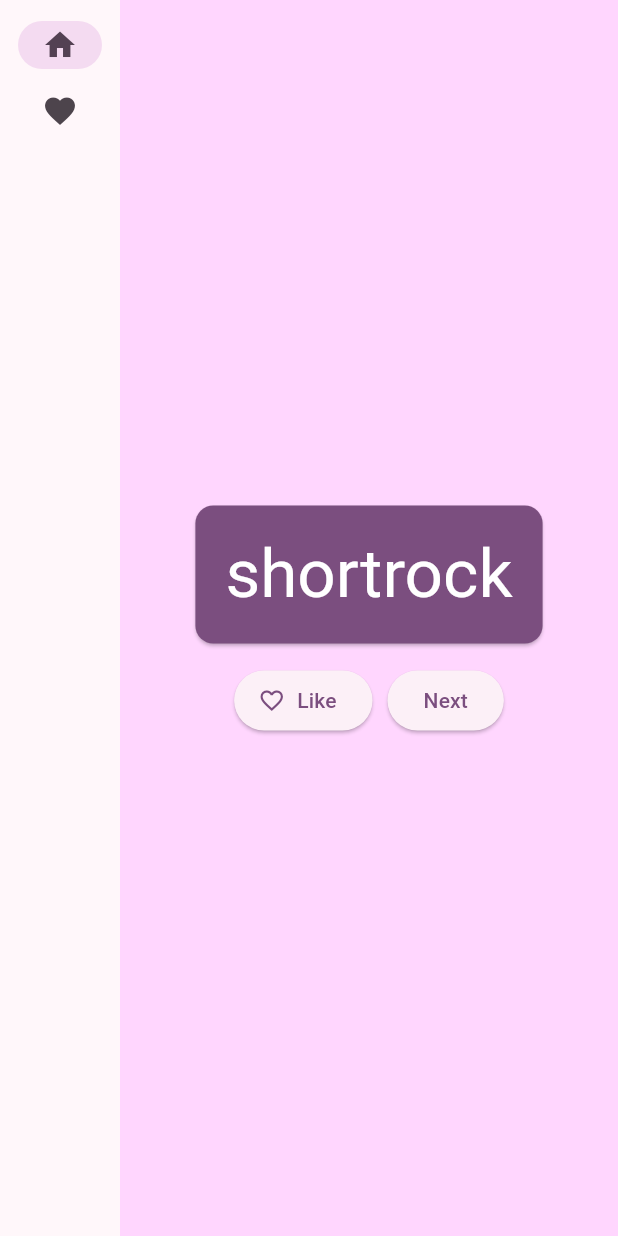
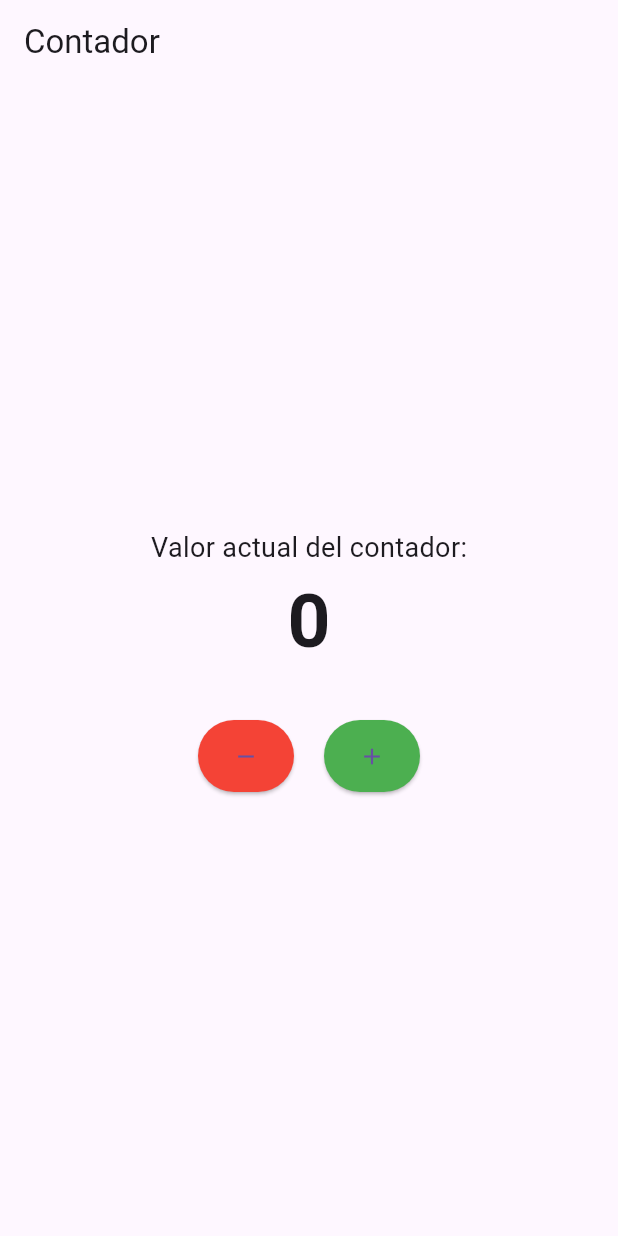
Before and after one commit to AlexaGenar/flutter_application_prueba, a Flutter app: the screen it shows after launch, on a phone screen of 412 x 824 dp. Run offline on Flutter 3.47's test engine with Material 3 defaults, Android fonts, the phone set to English and light mode, and no system bars; our stand-ins replace hive_flutter; accounts and stored records are empty.

Commit message:
feet:counter exam

```diff
--- a/lib/main.dart
+++ b/lib/main.dart
@@ -1,231 +1,158 @@
-import 'package:english_words/english_words.dart';
 import 'package:flutter/material.dart';
-import 'package:provider/provider.dart';
+import 'package:hive_flutter/hive_flutter.dart';
 
-void main() {
-  runApp(MyApp());
+// Nombre de la caja (box) donde guardaremos el contador
+const String COUNTER_BOX = 'counter_box';
+const String COUNTER_KEY = 'counter_value';
+
+void main() async {
+  // Inicializar Flutter
+  WidgetsFlutterBinding.ensureInitialized();
+
+  // Inicializar Hive y abrir el box
+  await Hive.initFlutter();
+  await Hive.openBox(COUNTER_BOX);
+
+  // Leer el valor guardado
+  final box = Hive.box(COUNTER_BOX);
+  final savedCounter = box.get(COUNTER_KEY, defaultValue: 0);
+  print('Valor inicial leído: $savedCounter'); // Debug
+
+  runApp(MyApp(initialCounter: savedCounter));
 }
 
 class MyApp extends StatelessWidget {
-  const MyApp({super.key});
+  final int initialCounter;
 
-  //_ barra baja clase privada
+  const MyApp({Key? key, required this.initialCounter}) : super(key: key);
+
   @override
   Widget build(BuildContext context) {
-    return ChangeNotifierProvider(
-      create: (context) => MyAppState(),
-      child: MaterialApp(
-        title: 'Examen',
+    return MaterialApp(
+      title: 'Contador Examen',
       theme: ThemeData(
-          colorScheme: ColorScheme.fromSeed(seedColor: Colors.purple), //color  text
+        primarySwatch: Colors.blue,
       ),
-        home: MyHomePage(),
-      ),
+      home: CounterPage(initialCounter: initialCounter),
     );
   }
 }
 
-class MyAppState extends ChangeNotifier {
-  var current = WordPair.random();
+class CounterPage extends StatefulWidget {
+  final int initialCounter;
 
-  void getNext() {
-    current = WordPair.random();
-    notifyListeners();
+  const CounterPage({Key? key, required this.initialCounter}) : super(key: key);
+
+  @override
+  State<CounterPage> createState() => _CounterPageState();
 }
 
-  var favorites = <WordPair>[];// funcion boton me gusta
+class _CounterPageState extends State<CounterPage> with WidgetsBindingObserver {
+  late int _counter;
+  late Box _box;
+  bool _isLoading = true;
 
-  void toggleFavorite() {
-    if (favorites.contains(current)) {
-      favorites.remove(current);
-    } else {
-      favorites.add(current);
+  @override
+  void initState() {
+    super.initState();
+    _counter = widget.initialCounter;
+    _initBox();
+
+    // Registrar el observador para detectar cambios en el ciclo de vida
+    WidgetsBinding.instance.addObserver(this);
   }
-    notifyListeners();
+
+  @override
+  void dispose() {
+    // Guardar el valor actual antes de destruir el widget
+    _saveCounter(_counter);
+    // Eliminar el observador
+    WidgetsBinding.instance.removeObserver(this);
+    super.dispose();
   }
-   void deletedFavorite(WordPair pair){ //Agregar metodo eliminar
-      favorites.remove(pair);
-      notifyListeners();
+
+  // Este método se llama cuando cambia el estado del ciclo de vida de la aplicación
+  @override
+  void didChangeAppLifecycleState(AppLifecycleState state) {
+    // Guardar el estado cuando la aplicación pasa a segundo plano o se inactiva
+    if (state == AppLifecycleState.paused ||
+        state == AppLifecycleState.inactive ||
+        state == AppLifecycleState.detached) {
+      _saveCounter(_counter);
     }
   }
 
-// Agregamos dos pagina y riel de navegacion
-
-class MyHomePage extends StatefulWidget {
-  @override
-  State<MyHomePage> createState() => _MyHomePageState();
+  Future<void> _initBox() async {
+    _box = Hive.box(COUNTER_BOX);
+    setState(() {
+      _isLoading = false;
+    });
   }
 
-class _MyHomePageState extends State<MyHomePage> {
-var selectedIndex = 0;
+  void _saveCounter(int value) {
+    _box.put(COUNTER_KEY, value);
+    print('Valor guardado: $value'); // Debug
+  }
+
+  void _updateCounter(int value) {
+    setState(() {
+      _counter = value;
+    });
+    _saveCounter(_counter);
+  }
 
   @override
   Widget build(BuildContext context) {
-Widget page;  // asigna una pantalla a page
-switch (selectedIndex) {
-  case 0:
-    page = GeneratorPage();
-    break;
-  case 1:
-    page = FavoritesPage();   //cambiarlo por favorite
-    break;
-  default:
-    throw UnimplementedError('no widget for $selectedIndex');
-}
-
-    return LayoutBuilder(   //El usuario cambia el tamaño de la ventana de la app.
-      builder: (context, constraints) {
-        return Scaffold(
-          body: Row(
-            children: [
-              SafeArea(
-                child: NavigationRail(  //riel de navegacion
-                  extended: constraints.maxWidth >= 600,     //extended: constraints.maxWidth >= 600 hace que sea responsive
-                    //quitar o poner etiquetas de los extends= true pone etiqueta, label: Text('Home'),
-                  destinations: [
-                    NavigationRailDestination(
-                      icon: Icon(Icons.home),
-                      label: Text('Home'),
-                    ),
-                    NavigationRailDestination(
-                      icon: Icon(Icons.favorite),
-                      label: Text('Favorites'),
-                    ),
-                  ],
-                  selectedIndex: selectedIndex,
-                  onDestinationSelected: (value) {
-                    setState(() {
-                      selectedIndex = value;
-                    });
-
-                  },
-                ),
-              ),
-              Expanded(
-                child: Container(
-                  color: Theme.of(context).colorScheme.primaryContainer,
-                  child: page,
-                ),
-              ),
-            ],
+    if (_isLoading) {
+      return const Scaffold(
+        body: Center(
+          child: CircularProgressIndicator(),
         ),
       );
     }
-    );
-}
-}
 
-
-class GeneratorPage extends StatelessWidget {
-  @override
-  Widget build(BuildContext context) {
-    var appState = context.watch<MyAppState>();
-    var pair = appState.current;
-
-    IconData icon;
-    if (appState.favorites.contains(pair)) {
-      icon = Icons.favorite;
-    } else {
-      icon = Icons.favorite_border;
-    }
-
-    return Center(
+    return Scaffold(
+      appBar: AppBar(
+        title: const Text('Contador'),
+      ),
+      body: Center(
         child: Column(
-        mainAxisAlignment: MainAxisAlignment.center, //Espacio entre los objetos
+          mainAxisAlignment: MainAxisAlignment.center,
+          children: <Widget>[
+            const Text(
+              'Valor actual del contador:',
+              style: TextStyle(fontSize: 18),
+            ),
+            Text(
+              '$_counter',
+              style: const TextStyle(fontSize: 50, fontWeight: FontWeight.bold),
+            ),
+            const SizedBox(height: 30),
+            Row(
+              mainAxisAlignment: MainAxisAlignment.center,
               children: [
-          BigCard(pair: pair),
-          SizedBox(height: 10),
-          Row(
-            mainAxisSize: MainAxisSize.min,
-            children: [
-              ElevatedButton.icon(
-                onPressed: () {
-                  appState.toggleFavorite();
-                },
-                icon: Icon(icon),
-                label: Text('Like'),
+                ElevatedButton(
+                  onPressed: () => _updateCounter(_counter - 1),
+                  style: ElevatedButton.styleFrom(
+                    backgroundColor: Colors.red,
+                    padding: const EdgeInsets.all(15),
                   ),
-              SizedBox(width: 10),
+                  child: const Icon(Icons.remove),
+                ),
+                const SizedBox(width: 20),
                 ElevatedButton(
-                onPressed: () {
-                  appState.getNext();
-                },
-                child: Text('Next'),
+                  onPressed: () => _updateCounter(_counter + 1),
+                  style: ElevatedButton.styleFrom(
+                    backgroundColor: Colors.green,
+                    padding: const EdgeInsets.all(15),
+                  ),
+                  child: const Icon(Icons.add),
                 ),
               ],
             ),
           ],
         ),
-    );
-  }
-}
-
-// ...
-
-class BigCard extends StatelessWidget {
-  const BigCard({
-    super.key,
-    required this.pair,
-  });
-
-  final WordPair pair;
-
-  @override
-  Widget build(BuildContext context) {
-     final theme = Theme.of(context);
-
-     final style = theme.textTheme.displayMedium!.copyWith( //style
-      color: theme.colorScheme.onPrimary,
-    );
-
-
-    return Card(
-      color: theme.colorScheme.primary,
-      child: Padding(
-        padding: const EdgeInsets.all(20),
-       child: Text(
-          pair.asLowerCase,
-          style: style,
-          semanticsLabel: "${pair.first} ${pair.second}",
-       ),
       ),
     );
   }
 }
-// ...
-
-class FavoritesPage extends StatelessWidget {
-  @override
-  Widget build(BuildContext context) {
-    var appState = context.watch<MyAppState>();
-
-    if (appState.favorites.isEmpty) {
-      return Center(
-        child: Text('No favorites yet.'),
-      );
-    }
-
-    return ListView(
-      children: [
-        Padding(
-          padding: const EdgeInsets.all(20),
-          child: Text('You have '
-              '${appState.favorites.length} favorites:'),
-        ),
-        for (var pair in appState.favorites)
-          ListTile(
-            leading: Icon(Icons.favorite),
-            title: Text(pair.asLowerCase),
-            trailing: IconButton(          ///Añadi boton de eliminar
-              icon: Icon (Icons.delete),
-            onPressed: (){
-              appState.deletedFavorite(pair);
-              }
-            ),
-          ),
-      ],
-    );
-  }
-
-
-}
--- a/pubspec.yaml
+++ b/pubspec.yaml
@@ -35,7 +35,8 @@ dependencies:
   # The following adds the Cupertino Icons font to your application.
   # Use with the CupertinoIcons class for iOS style icons.
   cupertino_icons: ^1.0.8
-
+  hive: ^2.2.3
+  hive_flutter: ^1.1.0
 dev_dependencies:
   flutter_test:
     sdk: flutter
```
Also changed, not shown: pubspec.lock, 1 other file. Lines whose indentation alone changed are shown as unchanged.
